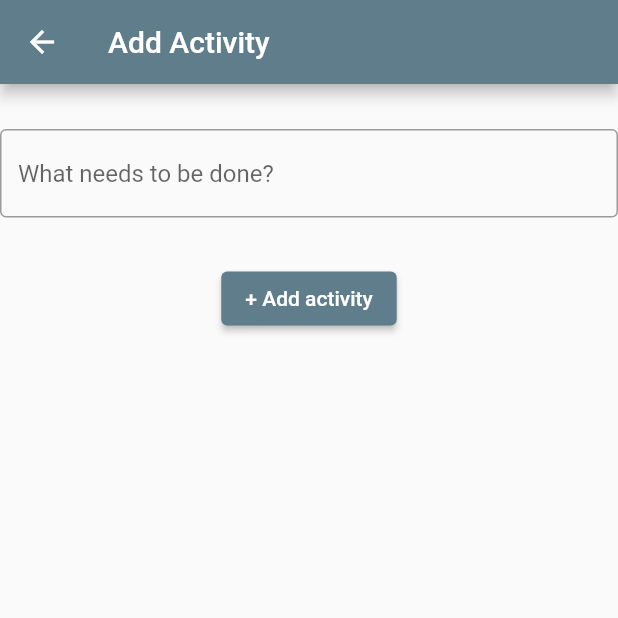
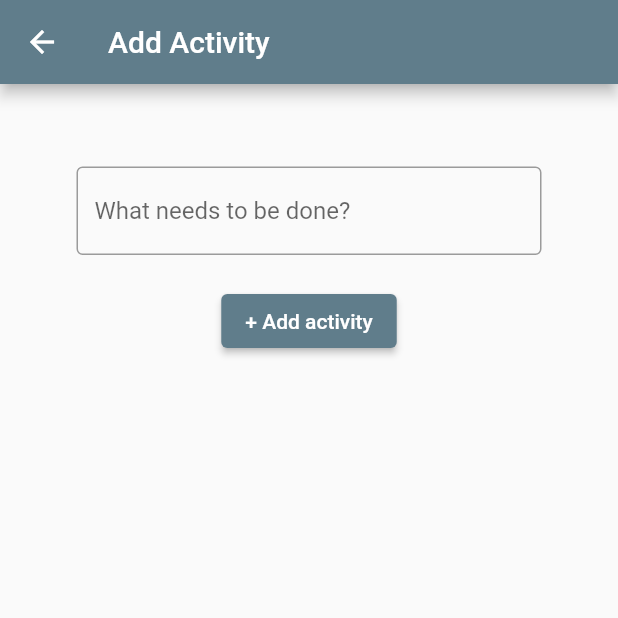
Before and after one commit to gu-tig169-ht21/gusoscer, a Flutter app: the screen it shows after launch, after a tap on the "add" icon, on a phone screen of 412 x 824 dp, the top half of it. Run offline on Flutter 3.47's test engine with Material 2 defaults, Android fonts, the phone set to English and light mode, and no system bars.

Commit message:
minor fixes

```diff
--- a/lib/MainView.dart
+++ b/lib/MainView.dart
@@ -3,7 +3,7 @@ import 'package:provider/provider.dart';
 
 import './TodoList.dart';
 import './NewTodo.dart';
-import 'model.dart';
+import './model.dart';
 
 class MainView extends StatelessWidget {
   const MainView({Key? key}) : super(key: key);
--- a/lib/NewTodo.dart
+++ b/lib/NewTodo.dart
@@ -40,17 +40,23 @@ class NewTodoState extends State<NewTodo> {
         children: [
           Container(
             height: 30,
+
+
+            ),
+          Container(
             width: 350,
             padding: EdgeInsets.all(20),
-            ),
-          TextField(
-            controller: textEditingController,
-            decoration: const InputDecoration(
-              hintText: "What needs to be done?",
-              border: OutlineInputBorder(),
+            margin: EdgeInsets.fromLTRB(20, 5, 20, 0),
+              child:
+                TextField(
+                  controller: textEditingController,
+                  decoration: const InputDecoration(
+                  hintText: "What needs to be done?",
+                  border: OutlineInputBorder(),
             ),
           ),
-          Container(height: 30),
+          ),
+
           ElevatedButton(
             child: const Text("+ Add activity"),
             onPressed: () {
--- a/lib/main.dart
+++ b/lib/main.dart
@@ -23,8 +23,10 @@ class MyApp extends StatelessWidget {
   @override
   Widget build(BuildContext context) {
     return MaterialApp(
-      theme: ThemeData(
-        primarySwatch: Colors.blueGrey,
+      theme:
+        ThemeData(
+          primarySwatch: Colors.blueGrey,
+          //brightness: Brightness.dark, todo -> dark theme och mysigt:)
       ),
       debugShowCheckedModeBanner: false,
       home: const MainView(),
```
